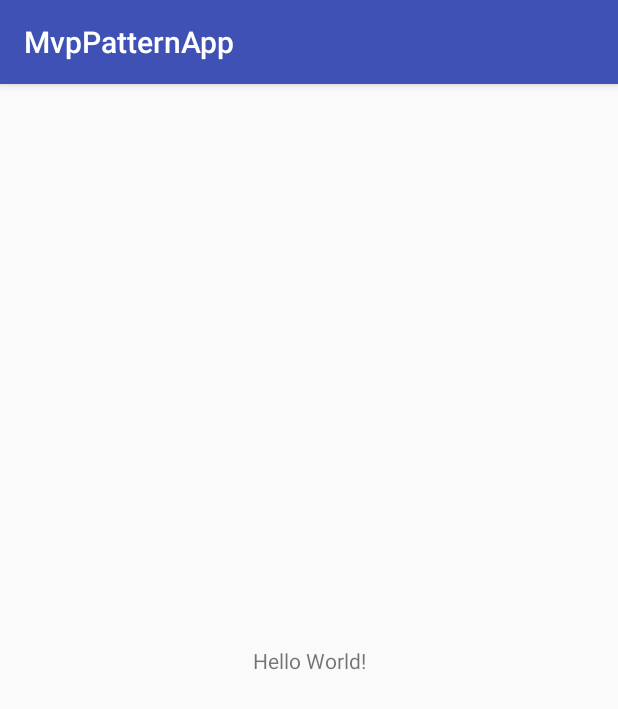
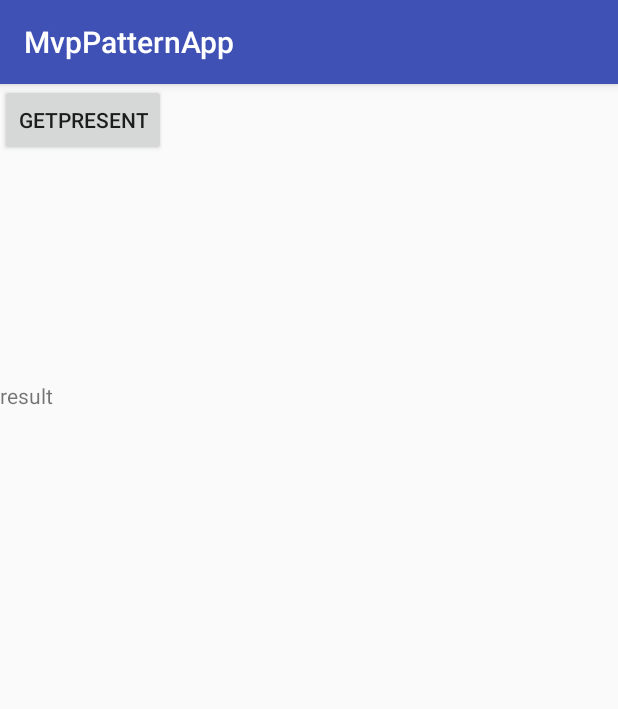
Before and after one commit to Elice-kim/MvpPattern, an Android app: the screen it shows after launch (MainActivity before the commit, HomeActivity after it), on a phone screen of 412 x 824 dp. Shown: the top 709 px of the screen. Run offline under Robolectric (Android 15) with nearby library versions, the phone set to English and light mode, and no system bars; our stand-ins replace ButterKnife.

Commit message:
버터나이프 추가 및 MVP아키텍처 구

```diff
--- a/MvpPatternApp/app/build.gradle
+++ b/MvpPatternApp/app/build.gradle
@@ -1,4 +1,5 @@
 apply plugin: 'com.android.application'
+apply plugin: 'com.jakewharton.butterknife'
 
 android {
     compileSdkVersion 25
@@ -27,4 +28,6 @@ dependencies {
     compile 'com.android.support:appcompat-v7:25.3.1'
     compile 'com.android.support.constraint:constraint-layout:1.0.2'
     testCompile 'junit:junit:4.12'
+    compile 'com.jakewharton:butterknife:8.6.0'
+    annotationProcessor 'com.jakewharton:butterknife-compiler:8.6.0'
 }
--- a/MvpPatternApp/app/src/main/AndroidManifest.xml
+++ b/MvpPatternApp/app/src/main/AndroidManifest.xml
@@ -9,14 +9,12 @@
         android:roundIcon="@mipmap/ic_launcher_round"
         android:supportsRtl="true"
         android:theme="@style/AppTheme">
-        <activity android:name=".view.activity.MainActivity">
+        <activity android:name=".view.activity.MainActivity" />
+        <activity android:name=".view.activity.home.HomeActivity">
             <intent-filter>
                 <action android:name="android.intent.action.MAIN" />
-
                 <category android:name="android.intent.category.LAUNCHER" />
             </intent-filter>
         </activity>
-        <activity android:name=".view.activity.HomeActivity"></activity>
     </application>
-
 </manifest>
--- /dev/null
+++ b/MvpPatternApp/app/src/main/java/com/example/elice/mvppatternapp/view/activity/home/HomeActivity.java
@@ -0,0 +1,40 @@
+package com.example.elice.mvppatternapp.view.activity.home;
+
+import android.os.Bundle;
+import android.support.v7.app.AppCompatActivity;
+import android.widget.TextView;
+
+import com.example.elice.mvppatternapp.R;
+import com.example.elice.mvppatternapp.view.presenter.home.HomePresenter;
+
+import butterknife.BindView;
+import butterknife.ButterKnife;
+import butterknife.OnClick;
+
+public class HomeActivity extends AppCompatActivity {
+    @BindView(R.id.resultTextView) TextView resultTextView;
+
+    private HomePresenter homePresenter;
+
+    @Override
+    protected void onCreate(Bundle savedInstanceState) {
+        super.onCreate(savedInstanceState);
+        setContentView(R.layout.activity_home);
+        ButterKnife.bind(this);
+        setUpViews();
+    }
+
+    private void setUpViews() {
+        homePresenter = new HomePresenter();
+        homePresenter.setView(this);
+    }
+
+    @OnClick(R.id.requestButton)
+    void requestButtonClicked() {
+        homePresenter.loadPresentList();
+    }
+
+    public void onCompletePresentLoad(String response) {
+        resultTextView.setText(response);
+    }
+}
--- /dev/null
+++ b/MvpPatternApp/app/src/main/java/com/example/elice/mvppatternapp/view/presenter/BasePresenter.java
@@ -0,0 +1,14 @@
+package com.example.elice.mvppatternapp.view.presenter;
+
+/**
+ * Created by elice.kim on 2017. 6. 4..
+ */
+
+public class BasePresenter<T> {
+
+    public T view;
+
+    public void setView(T view) {
+        this.view = view;
+    }
+}
--- /dev/null
+++ b/MvpPatternApp/app/src/main/java/com/example/elice/mvppatternapp/view/presenter/home/HomePresenter.java
@@ -0,0 +1,18 @@
+package com.example.elice.mvppatternapp.view.presenter.home;
+
+import com.example.elice.mvppatternapp.view.activity.home.HomeActivity;
+import com.example.elice.mvppatternapp.view.presenter.BasePresenter;
+
+/**
+ * Created by elice.kim on 2017. 6. 4..
+ */
+
+public class HomePresenter extends BasePresenter<HomeActivity> {
+
+    public void loadPresentList() {
+
+        //~~~
+        //서버 호출 후
+        view.onCompletePresentLoad("list1, list2, list3");
+    }
+}
--- a/MvpPatternApp/app/src/main/res/layout/activity_home.xml
+++ b/MvpPatternApp/app/src/main/res/layout/activity_home.xml
@@ -1,15 +1,23 @@
 <?xml version="1.0" encoding="utf-8"?>
-<RelativeLayout xmlns:android="http://schemas.android.com/apk/res/android"
+<LinearLayout xmlns:android="http://schemas.android.com/apk/res/android"
     xmlns:app="http://schemas.android.com/apk/res-auto"
     xmlns:tools="http://schemas.android.com/tools"
     android:layout_width="match_parent"
     android:layout_height="match_parent"
-    tools:context="com.example.elice.mvppatternapp.view.activity.HomeActivity">
+    android:orientation="vertical"
+    tools:context="com.example.elice.mvppatternapp.view.activity.home.HomeActivity">
+
+    <Button
+        android:id="@+id/requestButton"
+        android:layout_width="wrap_content"
+        android:layout_height="wrap_content"
+        android:text="getPresent" />
 
     <TextView
+        android:id="@+id/resultTextView"
         android:layout_width="wrap_content"
         android:layout_height="wrap_content"
-        android:layout_centerInParent="true"
-        android:text="This is home" />
+        android:layout_marginTop="150dp"
+        android:text="result" />
 
-</RelativeLayout>
+</LinearLayout>
--- a/MvpPatternApp/build.gradle
+++ b/MvpPatternApp/build.gradle
@@ -6,7 +6,7 @@ buildscript {
     }
     dependencies {
         classpath 'com.android.tools.build:gradle:2.3.1'
-
+        classpath 'com.jakewharton:butterknife-gradle-plugin:8.6.0'
         // NOTE: Do not place your application dependencies here; they belong
         // in the individual module build.gradle files
     }
```
Also changed, not shown: MvpPatternApp/app/src/main/java/com/example/elice/mvppatternapp/view/activity/HomeActivity.java (deleted, +0 -15 lines).
